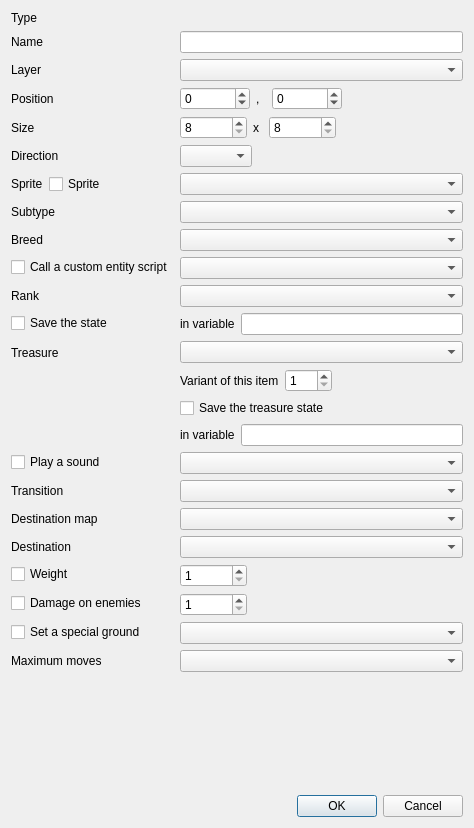
The window that src/gui/edit_entity_dialog.ui (solarus-games/solarus-quest-editor) describes before a commit, drawn with Qt 5.
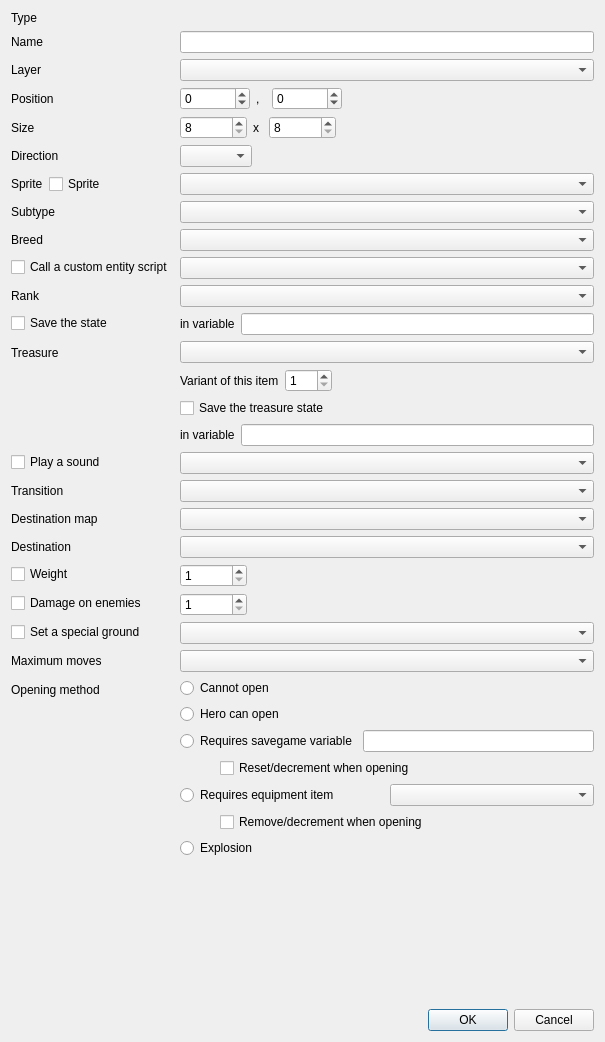
The same window after the commit. Custom widgets are drawn as their Qt base class.

Commit message: Working on opening method.

Diff of the .ui file:
```diff
--- a/src/gui/edit_entity_dialog.ui
+++ b/src/gui/edit_entity_dialog.ui
@@ -6,8 +6,8 @@
    <rect>
     <x>0</x>
     <y>0</y>
-    <width>474</width>
-    <height>828</height>
+    <width>605</width>
+    <height>1042</height>
    </rect>
   </property>
   <property name="sizePolicy">
@@ -19,7 +19,7 @@
   <property name="windowTitle">
    <string>Edit an entity</string>
   </property>
-  <layout class="QVBoxLayout" name="verticalLayout">
+  <layout class="QVBoxLayout" name="verticalLayout_2">
    <item>
     <layout class="QFormLayout" name="form_layout">
      <property name="fieldGrowthPolicy">
@@ -365,6 +365,41 @@
      <item row="10" column="1">
       <widget class="QComboBox" name="rank_field"/>
      </item>
+     <item row="11" column="0">
+      <widget class="QCheckBox" name="savegame_variable_checkbox">
+       <property name="text">
+        <string>Save the state</string>
+       </property>
+      </widget>
+     </item>
+     <item row="11" column="1">
+      <widget class="QWidget" name="savegame_variable_layout" native="true">
+       <layout class="QHBoxLayout" name="horizontalLayout">
+        <property name="leftMargin">
+         <number>0</number>
+        </property>
+        <property name="topMargin">
+         <number>0</number>
+        </property>
+        <property name="rightMargin">
+         <number>0</number>
+        </property>
+        <property name="bottomMargin">
+         <number>0</number>
+        </property>
+        <item>
+         <widget class="QLabel" name="savegame_variable_label">
+          <property name="text">
+           <string>in variable</string>
+          </property>
+         </widget>
+        </item>
+        <item>
+         <widget class="QLineEdit" name="savegame_variable_field"/>
+        </item>
+       </layout>
+      </widget>
+     </item>
      <item row="12" column="0">
       <widget class="QLabel" name="treasure_label">
        <property name="text">
@@ -616,16 +651,16 @@
      <item row="20" column="1">
       <widget class="QComboBox" name="maximum_moves_field"/>
      </item>
-     <item row="11" column="0">
-      <widget class="QCheckBox" name="savegame_variable_checkbox">
+     <item row="21" column="0">
+      <widget class="QLabel" name="opening_method_label">
        <property name="text">
-        <string>Save the state</string>
+        <string>Opening method</string>
        </property>
       </widget>
      </item>
-     <item row="11" column="1">
-      <widget class="QWidget" name="savegame_variable_layout" native="true">
-       <layout class="QHBoxLayout" name="horizontalLayout">
+     <item row="21" column="1">
+      <widget class="QWidget" name="opening_method_layout" native="true">
+       <layout class="QVBoxLayout" name="verticalLayout">
         <property name="leftMargin">
          <number>0</number>
         </property>
@@ -639,14 +674,107 @@
          <number>0</number>
         </property>
         <item>
-         <widget class="QLabel" name="savegame_variable_label">
+         <widget class="QRadioButton" name="opening_method_none_radio">
           <property name="text">
-           <string>in variable</string>
+           <string>Cannot open</string>
           </property>
          </widget>
         </item>
         <item>
-         <widget class="QLineEdit" name="savegame_variable_field"/>
+         <widget class="QRadioButton" name="opening_method_interaction_radio">
+          <property name="text">
+           <string>Hero can open</string>
+          </property>
+         </widget>
+        </item>
+        <item>
+         <layout class="QHBoxLayout" name="opening_method_savegame_variable_layout">
+          <item>
+           <widget class="QRadioButton" name="opening_method_savegame_variable_radio">
+            <property name="text">
+             <string>Requires savegame variable</string>
+            </property>
+           </widget>
+          </item>
+          <item>
+           <widget class="QLineEdit" name="opening_method_savegame_variable_field"/>
+          </item>
+         </layout>
+        </item>
+        <item>
+         <layout class="QHBoxLayout" name="opening_method_savegame_variable_consumed_layout">
+          <item>
+           <spacer name="opening_method_savegame_variable_consumed_spacer">
+            <property name="orientation">
+             <enum>Qt::Horizontal</enum>
+            </property>
+            <property name="sizeType">
+             <enum>QSizePolicy::Fixed</enum>
+            </property>
+            <property name="sizeHint" stdset="0">
+             <size>
+              <width>40</width>
+              <height>20</height>
+             </size>
+            </property>
+           </spacer>
+          </item>
+          <item>
+           <widget class="QCheckBox" name="opening_method_savegame_variable_consumed_checkbox">
+            <property name="text">
+             <string>Reset/decrement when opening</string>
+            </property>
+           </widget>
+          </item>
+         </layout>
+        </item>
+        <item>
+         <layout class="QHBoxLayout" name="opening_method_item_layout">
+          <item>
+           <widget class="QRadioButton" name="opening_method_item_radio">
+            <property name="text">
+             <string>Requires equipment item</string>
+            </property>
+           </widget>
+          </item>
+          <item>
+           <widget class="ResourceSelector" name="opening_method_item_field"/>
+          </item>
+         </layout>
+        </item>
+        <item>
+         <layout class="QHBoxLayout" name="opening_method_item_consumed_layout">
+          <item>
+           <spacer name="opening_method_item_consumed_spacer">
+            <property name="orientation">
+             <enum>Qt::Horizontal</enum>
+            </property>
+            <property name="sizeType">
+             <enum>QSizePolicy::Fixed</enum>
+            </property>
+            <property name="sizeHint" stdset="0">
+             <size>
+              <width>40</width>
+              <height>20</height>
+             </size>
+            </property>
+           </spacer>
+          </item>
+          <item>
+           <widget class="QCheckBox" name="opening_method_item_consumed_checkbox">
+            <property name="text">
+             <string>Remove/decrement when opening</string>
+            </property>
+           </widget>
+          </item>
+         </layout>
+        </item>
+        <item>
+         <widget class="QRadioButton" name="opening_method_explosion_radio">
+          <property name="text">
+           <string>Explosion</string>
+          </property>
+         </widget>
         </item>
        </layout>
       </widget>
```
The commit also changes 2 other files.
